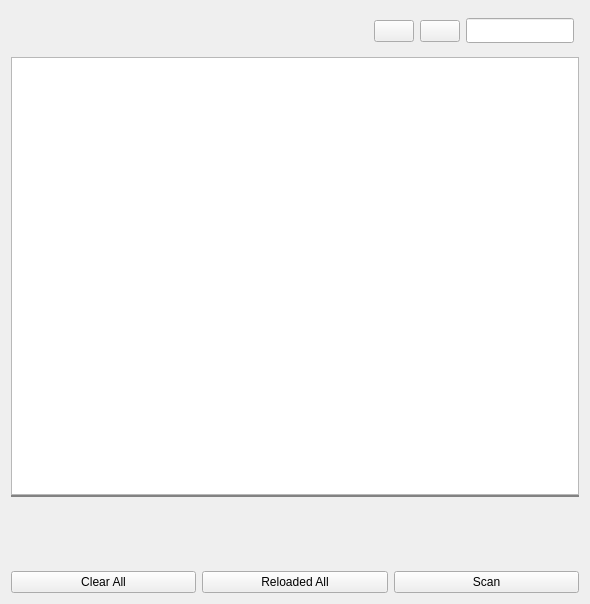
This is sVanilla/src/ClientUi/Download/DownloadWidget.ui in WangPengZhan/sVanilla as Qt 5 draws it before an edit. The edited form follows.
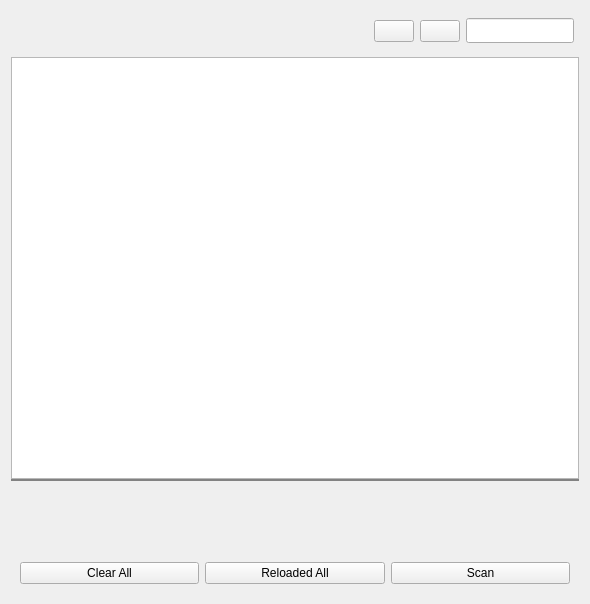
This is the edited form. The open tabs and pages were chosen to show the change. Custom widgets are drawn as their Qt base class.

Commit message:
Update UI layout and style configurations
Refactored widget properties and layout structures for consistency and readability. Adjusted scrollbar slider color, improved spacing and margin settings, and modified button icons and text in the settings interface.

```diff
--- a/sVanilla/src/ClientUi/Download/DownloadWidget.ui
+++ b/sVanilla/src/ClientUi/Download/DownloadWidget.ui
@@ -240,18 +240,6 @@
        <item>
         <widget class="QWidget" name="DownloadedBtnGroup" native="true">
          <layout class="QHBoxLayout" name="horizontalLayout_2">
-          <property name="leftMargin">
-           <number>0</number>
-          </property>
-          <property name="topMargin">
-           <number>0</number>
-          </property>
-          <property name="rightMargin">
-           <number>0</number>
-          </property>
-          <property name="bottomMargin">
-           <number>0</number>
-          </property>
           <item>
            <widget class="QPushButton" name="btnClearAll">
             <property name="text">
```
The commit also changes 5 other files.
